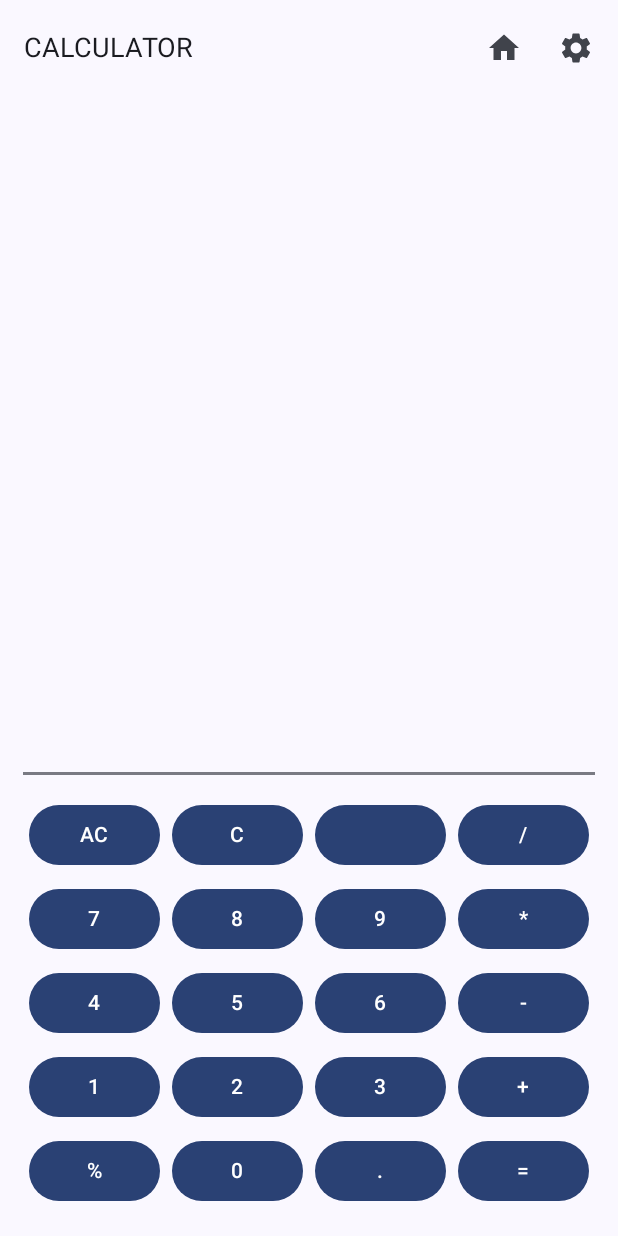
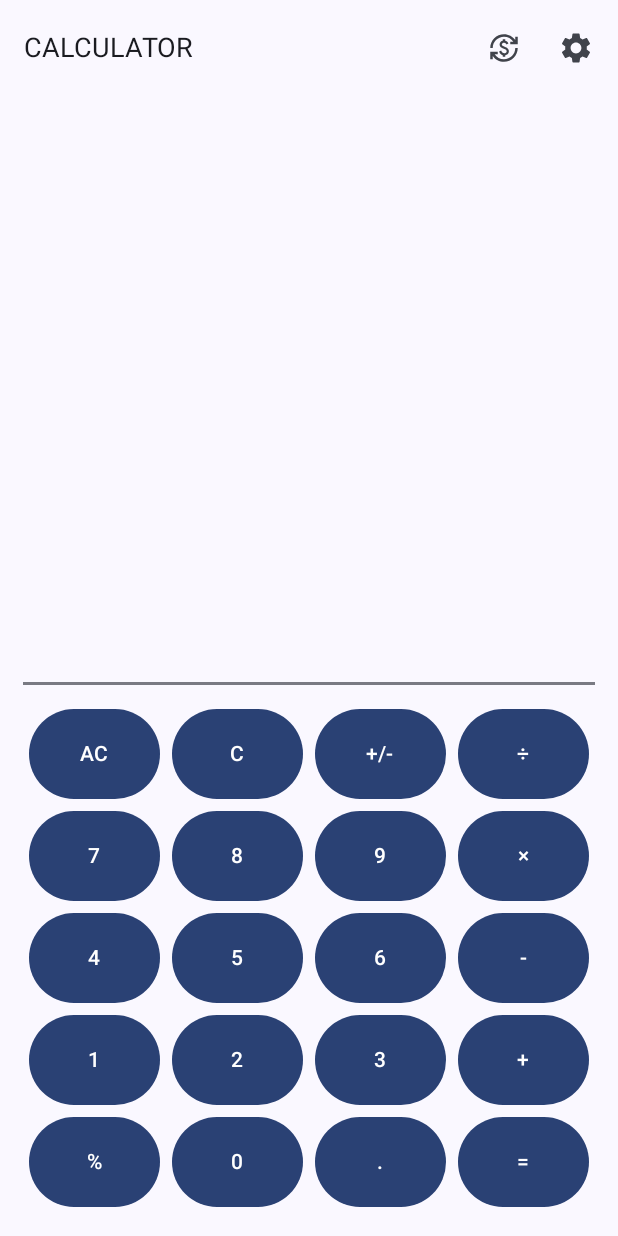
Before and after one commit to sanchitdcoder05/calculator, an Android app built with Jetpack Compose: the screen it shows after launch (MainActivity), after a tap on "AC", on a phone screen of 412 x 824 dp. Run offline under Robolectric (Android 15) with nearby library versions, the phone set to English and light mode, and no system bars.

Commit message:
UI Improvements

```diff
--- a/app/src/main/java/com/example/calculator/firstscreen.kt
+++ b/app/src/main/java/com/example/calculator/firstscreen.kt
@@ -2,13 +2,14 @@ package com.example.calculator
 
 import android.media.MediaPlayer
 import androidx.compose.foundation.layout.*
+import androidx.compose.foundation.shape.CircleShape
 import androidx.compose.material.icons.Icons
-import androidx.compose.material.icons.filled.Home
 import androidx.compose.material.icons.filled.Settings
 import androidx.compose.material3.*
 import androidx.compose.runtime.*
 import androidx.compose.ui.Alignment
 import androidx.compose.ui.Modifier
+import androidx.compose.ui.res.painterResource
 import androidx.compose.ui.unit.dp
 import androidx.compose.ui.unit.sp
 import androidx.lifecycle.viewmodel.compose.viewModel
@@ -29,13 +30,19 @@ fun firstscreen(navHostController: NavHostController, viewModel: SettingsViewMod
     val mediaPlayer = remember { MediaPlayer.create(navHostController.context, R.raw.button_click) }
 
     fun allot(input: String) {
-        if (!flag1) {
+        if (opr=="") {
             if (input == "." && num1.contains(".")) return
             num1 += input
-        } else if (flag1 && !flag2) { // Allow entering num2 after operator
+
+        }
+        else{
             if (input == "." && num2.contains(".")) return
             num2 += input
         }
+//        else if (flag1 && !flag2) {
+//            if (input == "." && num2.contains(".")) return
+//            num2 += input
+//        }
 
         if (soundEnabled) {
             mediaPlayer.start()
@@ -45,26 +52,59 @@ fun firstscreen(navHostController: NavHostController, viewModel: SettingsViewMod
     fun Clear() {
         num1 = ""
         num2 = ""
+        opr = ""
         result = ""
     }
 
-    fun execute() {
-        val num1Double = num1.toDoubleOrNull() ?: 0.0
-        val num2Double = num2.toDoubleOrNull() ?: 0.0
-        result = when (opr) {
-            "/" -> (num1Double / num2Double).toString()
-            "*" -> (num1Double * num2Double).toString()
-            "-" -> (num1Double - num2Double).toString()
-            "+" -> (num1Double + num2Double).toString()
-            else -> result
+
+    fun execute(){
+        if (opr=="/"){
+            var num1Double=num1.toDoubleOrNull() ?: 0.0
+            var num2Double=num2.toDoubleOrNull() ?: 0.0
+            result = (num1Double/num2Double).toString()
+            flag2 = true
+            flag1 = true
+
         }
-        flag2 = true
-        flag1 = true
-
+        else if (opr=="*"){
+            var num1Double=num1.toDoubleOrNull() ?: 0.0
+            var num2Double=num2.toDoubleOrNull() ?: 0.0
+            result = (num1Double*num2Double).toString()
+            flag2 = true
+            flag1 = true
+        }
+        else if (opr=="-"){
+            var num1Double=num1.toDoubleOrNull() ?: 0.0
+            var num2Double=num2.toDoubleOrNull() ?: 0.0
+            result = (num1Double-num2Double).toString()
+            flag2 = true
+            flag1 = true
+        }
+        else if (opr=="+"){
+            var num1Double=num1.toDoubleOrNull() ?: 0.0
+            var num2Double=num2.toDoubleOrNull() ?: 0.0
+            result = (num1Double+num2Double).toString()
+            flag2 = true
+            flag1 = true
+        }
         if (soundEnabled) {
             mediaPlayer.start()
         }
     }
+
+    fun c1() {
+        if (num2 != "") {
+            num2 = num2.dropLast(1)
+        } else if (opr == "") {
+            if (num1.isNotEmpty()) {
+                num1 = num1.dropLast(1)
+            }
+        } else if (num2 == "") {
+            opr = ""
+        }
+    }
+
+
 
     Scaffold(
         topBar = {
@@ -72,7 +112,7 @@ fun firstscreen(navHostController: NavHostController, viewModel: SettingsViewMod
                 title = { Text("CALCULATOR", fontSize = 18.sp) },
                 actions = {
                     IconButton(onClick = { navHostController.navigate("secondscreen") }) {
-                        Icon(Icons.Filled.Home, contentDescription = "Home")
+                        Icon(painter = painterResource(id = R.drawable.baseline_currency_exchange_24), modifier = Modifier.size(20.dp), contentDescription = "Currency")
                     }
                     IconButton(onClick = { navHostController.navigate("thirdscreen") }) {
                         Icon(Icons.Filled.Settings, contentDescription = "Settings")
@@ -87,172 +127,116 @@ fun firstscreen(navHostController: NavHostController, viewModel: SettingsViewMod
                 verticalArrangement = Arrangement.Bottom,
                 modifier = Modifier
                     .fillMaxSize()
-                    .fillMaxWidth()
                     .padding(15.dp)
                     .padding(paddingValues)
             ) {
                 Row(modifier = Modifier.fillMaxWidth(), horizontalArrangement = Arrangement.End) {
-                    Text(num1, fontSize = 27.sp)
+                    Text(num1, fontSize = 40.sp)
                     Spacer(modifier = Modifier.width(15.dp))
-                    Text(opr, fontSize = 24.sp)
+                    Text(opr, fontSize = 35.sp)
                     Spacer(modifier = Modifier.width(15.dp))
-                    Text(num2, fontSize = 27.sp)
+                    Text(num2, fontSize = 40.sp)
                 }
                 Spacer(modifier = Modifier.height(15.dp))
                 Row(modifier = Modifier.fillMaxWidth(), horizontalArrangement = Arrangement.End) {
-                    Text(result, fontSize = 40.sp)
+                    Text(result, fontSize = 50.sp)
                 }
 
-                HorizontalDivider(thickness = 2.dp)
+                Divider(thickness = 2.dp)
                 Spacer(modifier = Modifier.height(12.dp))
 
                 Row(modifier = Modifier.fillMaxWidth()) {
-                    Button(
-                        onClick = {
-                            flag1 = false
-                            flag2 = false
-                            opr = ""
-                            Clear()
-
-                            if (soundEnabled) {
-                                mediaPlayer.start()
-                            }
-                        }, modifier = Modifier
-                            .weight(1f)
-                            .padding(4.dp)
-                    ) {
+                    Button(onClick = { Clear() ; execute()},
+                        modifier = Modifier.weight(1f).padding(4.dp).size(60.dp), shape = CircleShape) {
                         Text("AC")
                     }
-                    Button(
-                        onClick = {
-                            execute()
-                        }, modifier = Modifier
-                            .weight(1f)
-                            .padding(4.dp)
-                    ) {
+                    Button(onClick = { c1(); execute()},
+                        modifier = Modifier.weight(1f).padding(4.dp).size(60.dp), shape = CircleShape) {
                         Text("C")
+
                     }
-                    Button(
-                        onClick = {
-                            opr = ""
-                            execute()
-
-                            if (soundEnabled) {
-                                mediaPlayer.start()
-                            }
-                        }, modifier = Modifier
-                            .weight(1f)
-                            .padding(4.dp)
-                    ) {
-                        Text(" ")
+                    Button(onClick = { opr = ""; execute() },
+                        modifier = Modifier.weight(1f).padding(4.dp).size(60.dp), shape = CircleShape) {
+                        Text("+/-")
                     }
-                    Button(
-                        onClick = {
-                            opr = "/"
-                            flag1 = true
-                            flag2 = false
-
-                            if (soundEnabled) {
-                                mediaPlayer.start()
-                            }
-                        }, modifier = Modifier
-                            .weight(1f)
-                            .padding(4.dp)
-                    ) {
-                        Text("/")
-                    }
-                }
-
-                Row(modifier = Modifier.fillMaxWidth()) {
-                    Button(onClick = { allot("7") }, modifier = Modifier.weight(1f).padding(4.dp)) {
-                        Text("7")
-                    }
-                    Button(onClick = { allot("8") }, modifier = Modifier.weight(1f).padding(4.dp)) {
-                        Text("8")
-                    }
-                    Button(onClick = { allot("9") }, modifier = Modifier.weight(1f).padding(4.dp)) {
-                        Text("9")
-                    }
-                    Button(
-                        onClick = {
-                            opr = "*"
-                            flag1 = true
-                            flag2 = false
-                        },
-                        modifier = Modifier.weight(1f).padding(4.dp)
-                    ) {
-                        Text("*")
+                    Button(onClick = { opr = "/"; flag1 = true; flag2 = false; execute() },
+                        modifier = Modifier.weight(1f).padding(4.dp).size(60.dp), shape = CircleShape) {
+                        Text("÷")
                     }
                 }
                 Row(modifier = Modifier.fillMaxWidth()) {
-                    Button(onClick = { allot("4") }, modifier = Modifier.weight(1f).padding(4.dp)) {
+                    Button(onClick = { allot("7") ; execute()},
+                        modifier = Modifier.weight(1f).padding(4.dp).size(60.dp), shape = CircleShape) {
+                        Text("7")
+                    }
+                    Button(onClick = { allot("8") ; execute()},
+                        modifier = Modifier.weight(1f).padding(4.dp).size(60.dp), shape = CircleShape) {
+                        Text("8")
+                    }
+                    Button(onClick = { allot("9") ; execute()},
+                        modifier = Modifier.weight(1f).padding(4.dp).size(60.dp), shape = CircleShape) {
+                        Text("9")
+                    }
+                    Button(onClick = { opr = "*" ; execute()},
+                        modifier = Modifier.weight(1f).padding(4.dp).size(60.dp), shape = CircleShape) {
+                        Text("×")
+                    }
+                }
+                Row(modifier = Modifier.fillMaxWidth()) {
+                    Button(onClick = { allot("4") ; execute()},
+                        modifier = Modifier.weight(1f).padding(4.dp).size(60.dp), shape = CircleShape) {
                         Text("4")
                     }
-                    Button(onClick = { allot("5") }, modifier = Modifier.weight(1f).padding(4.dp)) {
+                    Button(onClick = { allot("5"); execute() },
+                        modifier = Modifier.weight(1f).padding(4.dp).size(60.dp), shape = CircleShape) {
                         Text("5")
                     }
-                    Button(onClick = { allot("6") }, modifier = Modifier.weight(1f).padding(4.dp)) {
+                    Button(onClick = { allot("6") ; execute()},
+                        modifier = Modifier.weight(1f).padding(4.dp).size(60.dp), shape = CircleShape) {
                         Text("6")
                     }
-                    Button(
-                        onClick = {
-                            opr = "-"
-                            flag1 = true
-                            flag2 = false
-                        },
-                        modifier = Modifier.weight(1f).padding(4.dp)
-                    ) {
+                    Button(onClick = { opr = "-" ; execute()},
+                        modifier = Modifier.weight(1f).padding(4.dp).size(60.dp), shape = CircleShape) {
                         Text("-")
                     }
                 }
                 Row(modifier = Modifier.fillMaxWidth()) {
-                    Button(onClick = { allot("1") }, modifier = Modifier.weight(1f).padding(4.dp)) {
+                    Button(onClick = { allot("1"); execute() },
+                        modifier = Modifier.weight(1f).padding(4.dp).size(60.dp), shape = CircleShape) {
                         Text("1")
                     }
-                    Button(onClick = { allot("2") }, modifier = Modifier.weight(1f).padding(4.dp)) {
+                    Button(onClick = { allot("2"); execute() },
+                        modifier = Modifier.weight(1f).padding(4.dp).size(60.dp), shape = CircleShape) {
                         Text("2")
                     }
-                    Button(onClick = { allot("3") }, modifier = Modifier.weight(1f).padding(4.dp)) {
+                    Button(onClick = { allot("3"); execute() },
+                        modifier = Modifier.weight(1f).padding(4.dp).size(60.dp), shape = CircleShape) {
                         Text("3")
                     }
-                    Button(
-                        onClick = {
-                            opr = "+"
-                            flag1 = true
-                            flag2 = false
-
-                            if (soundEnabled) {
-                                mediaPlayer.start()
-                            }
-                        },
-                        modifier = Modifier.weight(1f).padding(4.dp)
-                    ) {
+                    Button(onClick = { opr = "+" ; execute()},
+                        modifier = Modifier.weight(1f).padding(4.dp).size(60.dp), shape = CircleShape) {
                         Text("+")
                     }
                 }
                 Row(modifier = Modifier.fillMaxWidth()) {
-                    Button(onClick = {
-                        execute()
-                        if (soundEnabled) {
-                        mediaPlayer.start()
-                    }}, modifier = Modifier.weight(1f).padding(4.dp)) {
+                    Button(onClick = { execute(); execute() },
+                        modifier = Modifier.weight(1f).padding(4.dp).size(60.dp), shape = CircleShape) {
                         Text("%")
                     }
-                    Button(onClick = { allot("0") }, modifier = Modifier.weight(1f).padding(4.dp)) {
+                    Button(onClick = { allot("0"); execute() },
+                        modifier = Modifier.weight(1f).padding(4.dp).size(60.dp), shape = CircleShape) {
                         Text("0")
                     }
-                    Button(onClick = { allot(".") }, modifier = Modifier.weight(1f).padding(4.dp)) {
+                    Button(onClick = { allot(".") ; execute()},
+                        modifier = Modifier.weight(1f).padding(4.dp).size(60.dp), shape = CircleShape) {
                         Text(".")
                     }
-                    Button(
-                        onClick = {
-                            execute()
-                            num1 = result
-                            num2 = ""
-                            opr = ""
-                            result = ""
-                        }, modifier = Modifier.weight(1f).padding(4.dp)
-                    ) {
+                    Button(onClick = {
+                        execute();
+                        num1 = result;
+                        num2 = ""; opr = ""; result = ""
+                                     },
+                        modifier = Modifier.weight(1f).padding(4.dp).size(60.dp), shape = CircleShape) {
                         Text("=")
                     }
                 }
--- /dev/null
+++ b/app/src/main/res/drawable/baseline_currency_exchange_24.xml
@@ -0,0 +1,5 @@
+<vector xmlns:android="http://schemas.android.com/apk/res/android" android:height="24dp" android:tint="#000000" android:viewportHeight="24" android:viewportWidth="24" android:width="24dp">
+
+    <path android:fillColor="@android:color/white" android:pathData="M12.89,11.1c-1.78,-0.59 -2.64,-0.96 -2.64,-1.9c0,-1.02 1.11,-1.39 1.81,-1.39c1.31,0 1.79,0.99 1.9,1.34l1.58,-0.67C15.39,8.03 14.72,6.56 13,6.24V5h-2v1.26C8.52,6.82 8.51,9.12 8.51,9.22c0,2.27 2.25,2.91 3.35,3.31c1.58,0.56 2.28,1.07 2.28,2.03c0,1.13 -1.05,1.61 -1.98,1.61c-1.82,0 -2.34,-1.87 -2.4,-2.09L8.1,14.75c0.63,2.19 2.28,2.78 2.9,2.96V19h2v-1.24c0.4,-0.09 2.9,-0.59 2.9,-3.22C15.9,13.15 15.29,11.93 12.89,11.1zM3,21H1v-6h6v2l-2.48,0c1.61,2.41 4.36,4 7.48,4c4.97,0 9,-4.03 9,-9h2c0,6.08 -4.92,11 -11,11c-3.72,0 -7.01,-1.85 -9,-4.67L3,21zM1,12C1,5.92 5.92,1 12,1c3.72,0 7.01,1.85 9,4.67L21,3h2v6h-6V7l2.48,0C17.87,4.59 15.12,3 12,3c-4.97,0 -9,4.03 -9,9H1z"/>
+
+</vector>
```
